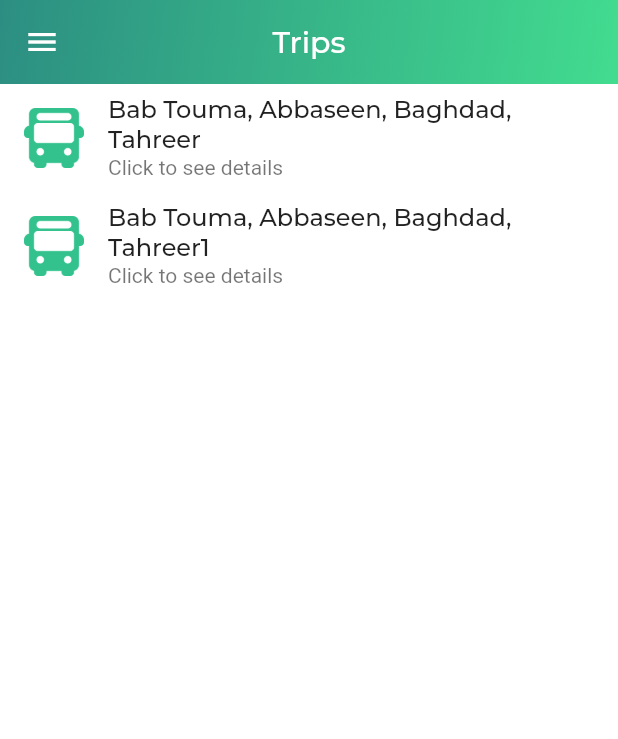
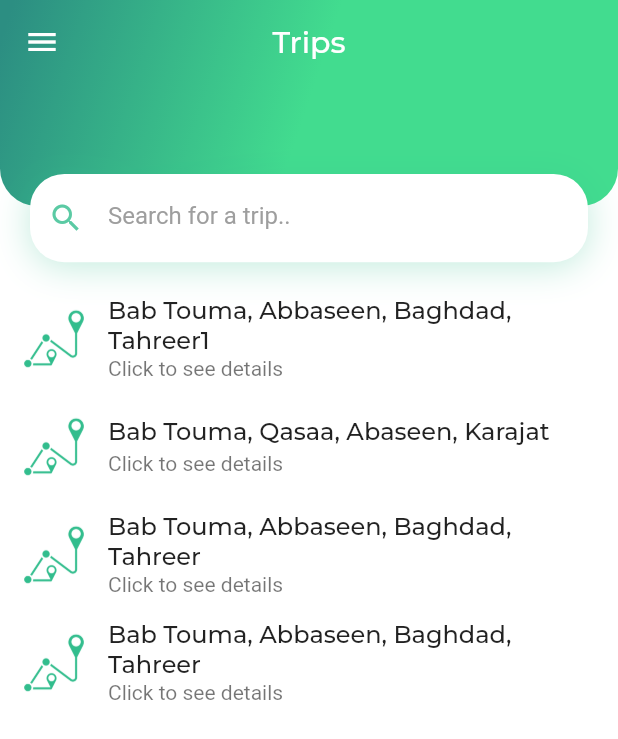
Before and after one commit to AntonDirani/public_transportation_management_app, a Flutter app: the Trips screen opened by its route, on a phone screen of 412 x 824 dp. Shown: the top 739 px of the screen. Run offline on Flutter 3.47's test engine with Material 2 defaults, Android fonts, the phone set to English and light mode, and no system bars; our stand-ins replace email_validator, google_fonts, google_maps_flutter, new_gradient_app_bar.

Commit message:
Trips screen done

```diff
--- /dev/null
+++ b/lib/Components/search_bar.dart
@@ -0,0 +1,68 @@
+import 'package:flutter/material.dart';
+import 'package:pub_transport_01/Components/constants.dart';
+
+class SearchWidget extends StatefulWidget {
+  final String text;
+  final ValueChanged<String> onChanged;
+  final String hintText;
+
+  const SearchWidget({
+    Key? key,
+    required this.text,
+    required this.onChanged,
+    required this.hintText,
+  }) : super(key: key);
+
+  @override
+  _SearchWidgetState createState() => _SearchWidgetState();
+}
+
+class _SearchWidgetState extends State<SearchWidget> {
+  final controller = TextEditingController();
+
+  @override
+  Widget build(BuildContext context) {
+    final styleActive = TextStyle(color: Colors.black54);
+    final styleHint = TextStyle(color: Colors.grey);
+    final style = widget.text.isEmpty ? styleHint : styleActive;
+
+    return Container(
+      height: MediaQuery.of(context).size.height / 14,
+      margin: const EdgeInsets.fromLTRB(20, 20, 20, 0),
+      decoration: BoxDecoration(
+        boxShadow: [
+          BoxShadow(
+            color: mainColor.withOpacity(0.3),
+            offset: Offset(0.0, 3), //(x,y)
+            blurRadius: 20,
+          ),
+        ],
+        borderRadius:
+            BorderRadius.circular(MediaQuery.of(context).size.width / 18),
+        color: Colors.white,
+      ),
+      padding: const EdgeInsets.all(12),
+      child: TextField(
+        controller: controller,
+        decoration: InputDecoration(
+          icon: Icon(Icons.search, color: mainColor.withOpacity(0.8)),
+          suffixIcon: widget.text.isNotEmpty
+              ? GestureDetector(
+                  child: Icon(Icons.close, color: style.color),
+                  onTap: () {
+                    controller.clear();
+                    widget.onChanged('');
+                    FocusScope.of(context).requestFocus(FocusNode());
+                  },
+                )
+              : null,
+          hintText: widget.hintText,
+          hintStyle: style,
+          border: InputBorder.none,
+        ),
+        style: style,
+        onChanged: widget.onChanged,
+      ),
+    );
+  }
+}
--- a/lib/Screens/trips.dart
+++ b/lib/Screens/trips.dart
@@ -1,10 +1,11 @@
+import 'package:flutter/cupertino.dart';
 import 'package:flutter/material.dart';
 import 'package:google_fonts/google_fonts.dart';
-import 'package:new_gradient_app_bar/new_gradient_app_bar.dart';
 import 'package:provider/provider.dart';
 import 'package:pub_transport_01/Components/my_drawer.dart';
 import 'package:pub_transport_01/Screens/trip_details.dart';
 import 'package:pub_transport_01/Models/trips_model.dart';
+import '../Components/search_bar.dart';
 import '../trips_api.dart';
 
 class Trips extends StatefulWidget {
@@ -18,27 +19,35 @@ class TripsState extends State<Trips> {
   @override
   Widget build(BuildContext context) {
     return Scaffold(
+      extendBodyBehindAppBar: true,
       drawer: MyDrawer(),
       backgroundColor: Colors.white,
-      appBar: NewGradientAppBar(
+      appBar: AppBar(
         centerTitle: true,
-          //backgroundColor: Color(0xFF00D3A0),
-          elevation: 0,
         title: Text(
           'Trips',
           style: GoogleFonts.montserrat(fontWeight: FontWeight.w500),
         ),
+        backgroundColor: Colors.transparent,
+        elevation: 0,
+      )
+      /*NewGradientAppBar(
+            centerTitle: true,
+            //backgroundColor: Color(0xFF00D3A0),
+            elevation: 0,
+
             gradient: LinearGradient(
                 begin: Alignment.topLeft,
                 end: Alignment.bottomRight,
-              /*stops: [
+                */ /*stops: [
                   0.02,
                   0.5,
-              ],*/
+                ],*/ /*
                 colors: [
                   Color(0xFF2c8e82),
                   Color(0xFF42dc8f),
-              ])),
+                ])),*/
+      ,
       body: TripsBody(),
     );
   }
@@ -51,36 +60,96 @@ class TripsBody extends StatefulWidget {
 
 class _TripsBodyState extends State<TripsBody> {
   late List<Trip> trips;
+  String query = '';
 
   @override
   void initState() {
     super.initState();
 
-    trips = Provider.of<TripsAPI>(context, listen: false).Trips;
+    trips = Provider.of<TripsAPI>(context, listen: false).allTrips;
   }
 
   @override
   Widget build(BuildContext context1) {
     return Column(
       children: [
-        //SearchBar(),
+        Stack(
+          children: [
+            Container(
+              margin: EdgeInsets.only(
+                  bottom: MediaQuery.of(context).size.height / 22),
+              height: MediaQuery.of(context).size.height / 6,
+              decoration: const BoxDecoration(
+                  borderRadius: BorderRadius.only(
+                      bottomLeft: Radius.circular(25),
+                      bottomRight: Radius.circular(25)),
+                  gradient: LinearGradient(
+                      begin: Alignment.topLeft,
+                      end: Alignment.bottomRight,
+                      stops: [
+                        0.02,
+                        0.5,
+                      ],
+                      colors: [
+                        Color(0xFF2c8e82),
+                        Color(0xFF42dc8f),
+                      ])),
+            ),
+            Positioned(
+              child: SearchBar(),
+              bottom: 0,
+              left: 0,
+              right: 0,
+            ),
+          ],
+        ),
+        SizedBox(
+          height: 15,
+        ),
         Expanded(
+          //Listview
+          child: MediaQuery.removePadding(
+            context: context,
+            removeTop: true,
             child: ListView.builder(
+              //shrinkWrap: true,
               itemCount: trips.length,
               itemBuilder: (context, index) {
                 final trip = trips[index];
-            return buildTrip(trip, context1);
+                return buildTrip(trip, context1, index);
               },
-        ))
+            ),
+          ),
+        ),
       ],
     );
   }
+
+  Widget SearchBar() => SearchWidget(
+        text: query,
+        hintText: 'Search for a trip..',
+        onChanged: searchTrip,
+      );
+
+  void searchTrip(String query) {
+    final trips =
+        Provider.of<TripsAPI>(context, listen: false).allTrips.where((trip) {
+      final nameLower = trip.name?.toLowerCase();
+      final searchLower = query.toLowerCase();
+
+      return nameLower!.contains(searchLower);
+    }).toList();
+
+    setState(() {
+      this.query = query;
+      this.trips = trips;
+    });
   }
 
-Widget buildTrip(Trip trip, BuildContext context) {
+  Widget buildTrip(Trip trip, BuildContext context, int index) {
     return ListTile(
         leading: Image.asset(
-        'assets/bus.png',
+          'assets/route.png',
           fit: BoxFit.cover,
           width: 40,
           height: 40,
@@ -91,6 +160,12 @@ Widget buildTrip(Trip trip, BuildContext context) {
         ),
         subtitle: Text('Click to see details'),
         onTap: () {
-        Navigator.pushNamed(context, TripDetails.id);
+          Navigator.push(context, MaterialPageRoute(builder: (context) {
+            return TripDetails(
+              index: index,
+              trip: trip,
+            );
+          }));
         });
   }
+}
--- a/lib/trips_api.dart
+++ b/lib/trips_api.dart
@@ -4,7 +4,71 @@ import 'package:pub_transport_01/Models/station_model.dart';
 import 'Models/trips_model.dart';
 
 class TripsAPI extends ChangeNotifier {
-  List<Trip> Trips = [
+  List<Trip> allTrips = [
+    Trip(
+        name: 'Bab Touma, Abbaseen, Baghdad, Tahreer1',
+        id: 1,
+        buses: [2, 3, 7, 5, 6],
+        numBus: 3,
+        numStations: 4,
+        stations: [
+          Station(
+              id: 1,
+              lat: 33.51380897904905,
+              lng: 36.31589383497151,
+              name: 'Bab Touma',
+              time: 7),
+          Station(
+              id: 2,
+              lat: 33.51380897904905,
+              lng: 36.31589383497151,
+              name: 'Abbaseen',
+              time: 15),
+          Station(
+              id: 3,
+              lat: 33.51380897904905,
+              lng: 36.31589383497151,
+              name: 'Baghdad',
+              time: 6),
+          Station(
+              id: 4,
+              lat: 33.51380897904905,
+              lng: 36.31589383497151,
+              name: 'Tahreer',
+              time: 5),
+        ]),
+    Trip(
+        name: 'Bab Touma, Qasaa, Abaseen, Karajat',
+        id: 1,
+        buses: [2, 3, 7],
+        numBus: 3,
+        numStations: 4,
+        stations: [
+          Station(
+              id: 1,
+              lat: 33.51380897904905,
+              lng: 36.31589383497151,
+              name: 'Bab Touma',
+              time: 7),
+          Station(
+              id: 2,
+              lat: 33.51380897904905,
+              lng: 36.31589383497151,
+              name: 'Abbaseen',
+              time: 15),
+          Station(
+              id: 3,
+              lat: 33.51380897904905,
+              lng: 36.31589383497151,
+              name: 'Baghdad',
+              time: 6),
+          Station(
+              id: 4,
+              lat: 33.51380897904905,
+              lng: 36.31589383497151,
+              name: 'Tahreer',
+              time: 5),
+        ]),
     Trip(
         name: 'Bab Touma, Abbaseen, Baghdad, Tahreer',
         id: 1,
@@ -38,7 +102,7 @@ class TripsAPI extends ChangeNotifier {
               time: 5),
         ]),
     Trip(
-        name: 'Bab Touma, Abbaseen, Baghdad, Tahreer1',
+        name: 'Bab Touma, Abbaseen, Baghdad, Tahreer',
         id: 1,
         buses: [2, 3, 7],
         numBus: 3,
```
Also changed, not shown: lib/Screens/trip_details.dart (+123 -5 lines), lib/main.dart (+5 -2 lines), assets/route.png (added). Lines whose indentation alone changed are shown as unchanged.
